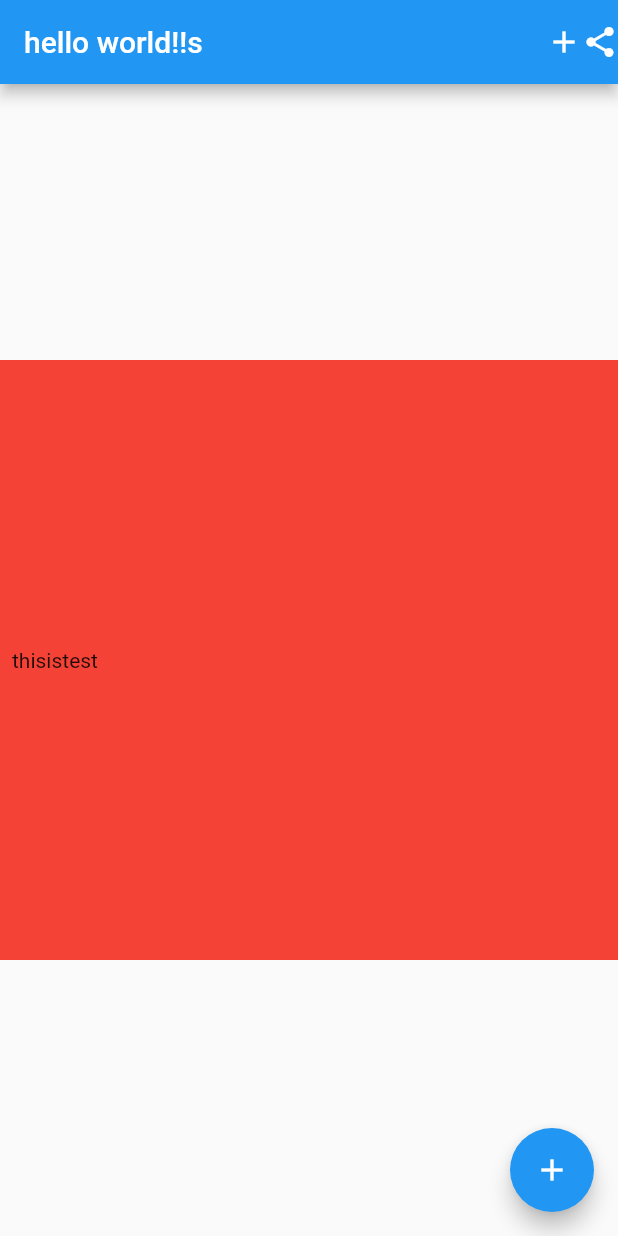
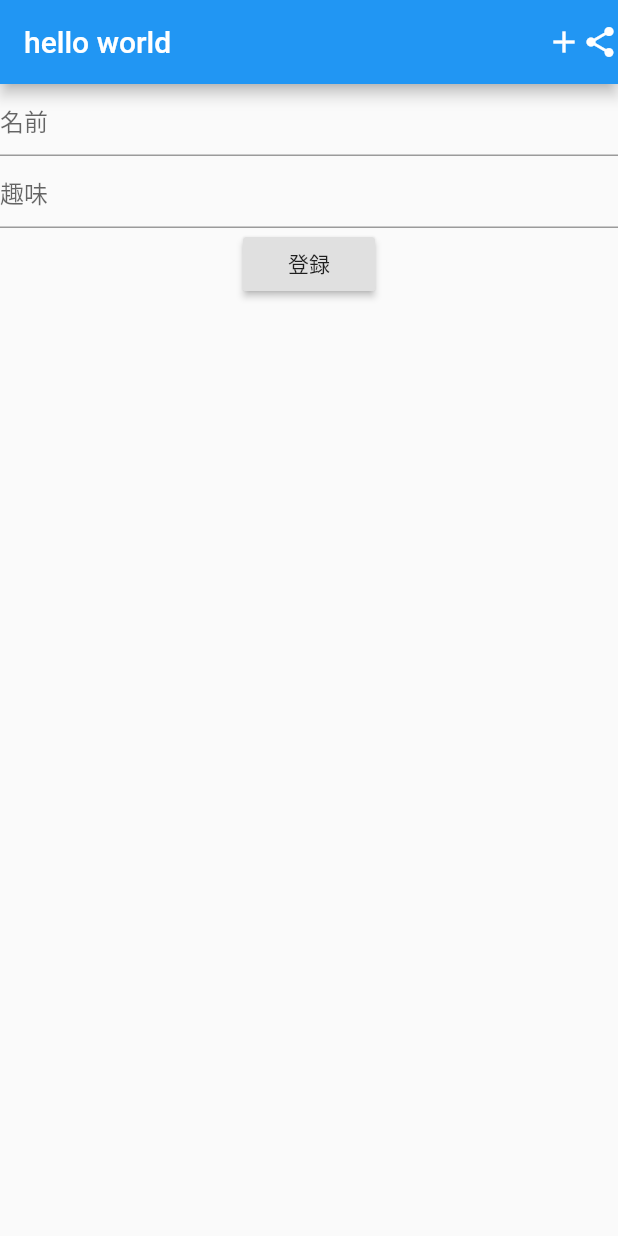
Before and after one commit to bayamasa/my_flutter_app, a Flutter app: the screen it shows after launch, on a phone screen of 412 x 824 dp. Run offline on Flutter 3.47's test engine with Material 2 defaults, Android fonts, the phone set to English and light mode, and no system bars.

Commit message:
textフォームを作成

```diff
--- a/lib/main.dart
+++ b/lib/main.dart
@@ -1,4 +1,6 @@
 import 'package:flutter/material.dart';
+
+import 'next_page.dart';
 
 void main() {
   runApp(MyApp());
@@ -63,6 +65,10 @@ class _MyHomePageState extends State<MyHomePage> {
     });
   }
 
+  final myFocusNode = FocusNode();
+  String name;
+  final myController = TextEditingController();
+
   @override
   Widget build(BuildContext context) {
     // This method is rerun every time setState is called, for instance as done
@@ -75,56 +81,39 @@ class _MyHomePageState extends State<MyHomePage> {
       appBar: AppBar(
         // Here we take the value from the MyHomePage object that was created by
         // the App.build method, and use it to set our appbar title.
-        title: Text('hello world!!s'),
+        title: Text('hello world'),
         actions: [
           Icon(Icons.add),
           Icon(Icons.share),
         ],
       ),
-      body: Center(
-        // Center is a layout widget. It takes a single child and positions it
-        // in the middle of the parent.
-        child: Container(
-          color: Colors.red,
-          height: 400,
-          child: Padding(
-            padding: const EdgeInsets.all(8.0),
-            child: Row(
-              // Column is also a layout widget. It takes a list of children and
-              // arranges them vertically. By default, it sizes itself to fit its
-              // children horizontally, and tries to be as tall as its parent.
-              //
-              // Invoke "debug painting" (press "p" in the console, choose the
-              // "Toggle Debug Paint" action from the Flutter Inspector in Android
-              // Studio, or the "Toggle Debug Paint" command in Visual Studio Code)
-              // to see the wireframe for each widget.
-              //
-              // Column has various properties to control how it sizes itself and
-              // how it positions its children. Here we use mainAxisAlignment to
-              // center the children vertically; the main axis here is the vertical
-              // axis because Columns are vertical (the cross axis would be
-              // horizontal).
-              mainAxisAlignment: MainAxisAlignment.start,
-              children: <Widget>[
-                Text(
-                  'this',
+      body: Container(
+        width: double.infinity,
+        child: Column(
+            children: [
+              TextField(
+                decoration: InputDecoration(
+                  hintText: '名前',
                 ),
-                Text(
-                  'is',
+              ),
+              TextField(
+                controller: myController,
+                decoration: InputDecoration(
+                  hintText: '趣味',
                 ),
-                Text(
-                  'test',
-                ),
-              ],
-            ),
-          ),
+                onChanged: (text){
+                  name = text;
+                },
+              ),
+              RaisedButton(
+                child: Text('登録'),
+                onPressed: () {
+                  final hobbyText = myController.text;
+                },
+              ),
+            ],
         ),
       ),
-      floatingActionButton: FloatingActionButton(
-        onPressed: _incrementCounter,
-        tooltip: 'Increment',
-        child: Icon(Icons.add),
-      ), // This trailing comma makes auto-formatting nicer for build methods.
     );
   }
 }
--- /dev/null
+++ b/lib/next_page.dart
@@ -0,0 +1,21 @@
+import 'package:flutter/material.dart';
+
+class NextPage extends StatelessWidget {
+
+  NextPage(this.name);
+  String name;
+
+  @override
+  Widget build(BuildContext context) {
+    return Scaffold(
+      appBar: AppBar(
+        title: Text('KBOYのFlutter大学'),
+      ),
+      body: Container(
+        color: Colors.red,
+        child: Text(name),
+      ),
+    );
+  }
+
+}
```
